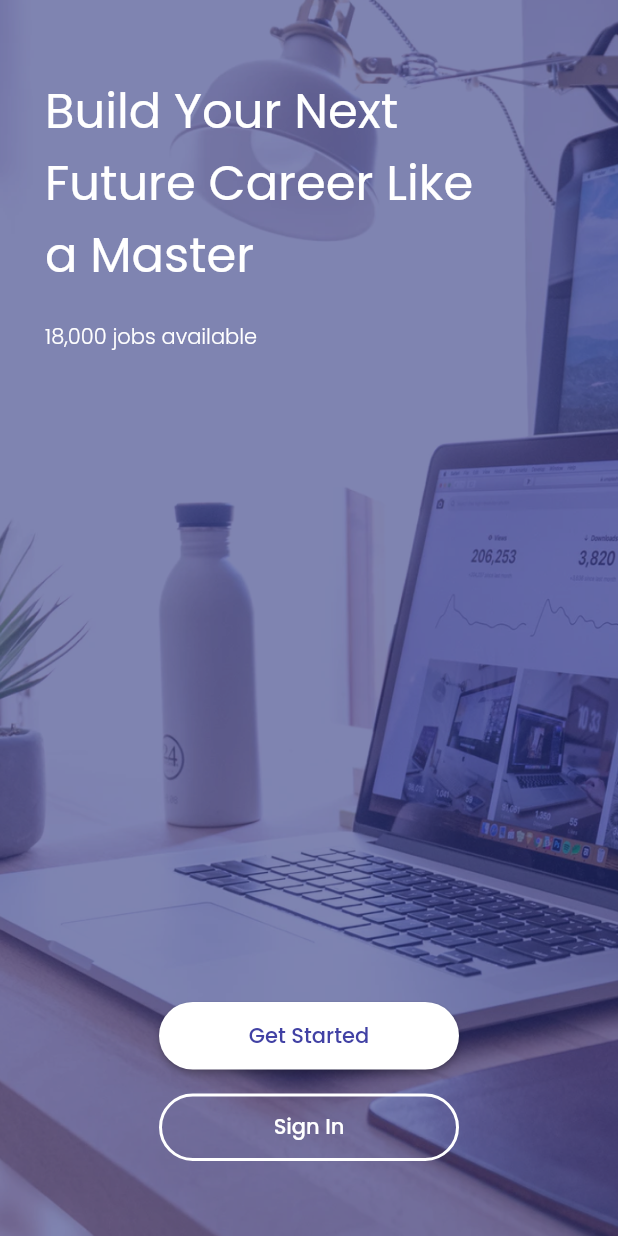
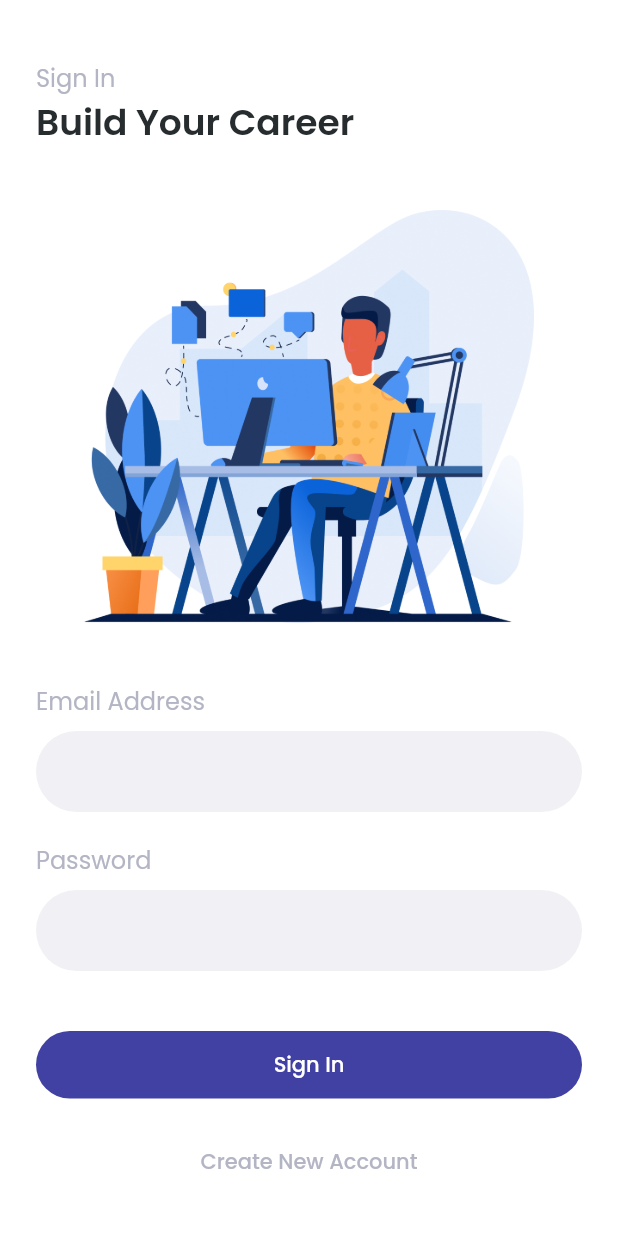
Before and after one commit to asrafilll/flutter_jobs_app, a Flutter app: the screen it shows after launch, after a tap on "Sign In", on a phone screen of 412 x 824 dp. Run offline on Flutter 3.47's test engine with Material 2 defaults, Android fonts, the phone set to English and light mode, and no system bars; our stand-ins replace google_fonts.

Commit message:
Add Register and SignIn Page, Create Reusable Widgets

```diff
--- a/lib/main.dart
+++ b/lib/main.dart
@@ -2,8 +2,10 @@ import 'package:flutter/material.dart';
 import 'package:google_fonts/google_fonts.dart';
 // import 'package:jobs_app/bmi_apps/height_provider.dart';
 // import 'package:jobs_app/bmi_apps/main.dart';
-import 'package:jobs_app/main_apps/sign_in_page.dart';
-import 'package:jobs_app/main_apps/splash_screen.dart';
+import 'package:jobs_app/main_apps/presentation/get_started_page.dart';
+import 'package:jobs_app/main_apps/presentation/register_page.dart';
+import 'package:jobs_app/main_apps/presentation/sign_in.dart';
+import 'package:jobs_app/main_apps/presentation/splash_screen.dart';
 // import 'package:jobs_app/bmi_apps/weight_provider.dart';
 // import 'package:jobs_app/gender_apps/gender_provider.dart';
 // import 'package:provider/provider.dart';
@@ -20,11 +22,14 @@ class MyApp extends StatelessWidget {
     return MaterialApp(
       debugShowCheckedModeBanner: false,
       theme: ThemeData(
+        scaffoldBackgroundColor: Colors.white,
         textTheme: GoogleFonts.poppinsTextTheme(),
       ),
       routes: {
         '/': (context) => const SplashScreen(),
+        '/get-started': (context) => const GetStartedPage(),
         '/sign-in': (context) => const SignInPage(),
+        '/register': (context) => const RegisterPage(),
       },
     );
   }
--- a/lib/main_apps/app_styles.dart
+++ b/lib/main_apps/app_styles.dart
@@ -2,4 +2,6 @@ import 'package:flutter/material.dart';
 
 class AppStyles {
   static const Color kPrimaryColor = Color(0XFF4141A4);
+  static const Color kGreyColor = Color(0XFFB3B5C4);
+  static const Color kBlackColor = Color(0XFF272C2F);
 }
--- /dev/null
+++ b/lib/main_apps/presentation/components/components.dart
@@ -0,0 +1,3 @@
+export 'custom_text_form_field.dart';
+export 'primary_button.dart';
+export 'text_button.dart';
--- /dev/null
+++ b/lib/main_apps/presentation/components/custom_text_form_field.dart
@@ -0,0 +1,45 @@
+import 'package:flutter/material.dart';
+import 'package:jobs_app/main_apps/app_styles.dart';
+
+class CustomTextFormField extends StatelessWidget {
+  const CustomTextFormField({
+    super.key,
+    required this.formTitle,
+  });
+
+  final String formTitle;
+
+  @override
+  Widget build(BuildContext context) {
+    return Column(
+      crossAxisAlignment: CrossAxisAlignment.start,
+      children: [
+        Text(
+          formTitle,
+          style: const TextStyle(
+            color: AppStyles.kGreyColor,
+            fontSize: 16,
+          ),
+        ),
+        const SizedBox(height: 8),
+        TextFormField(
+          decoration: InputDecoration(
+            isDense: true,
+            fillColor: const Color(0XFFF1F0F5),
+            filled: true,
+            border: OutlineInputBorder(
+              borderRadius: BorderRadius.circular(100),
+              borderSide: BorderSide.none,
+            ),
+            focusedBorder: OutlineInputBorder(
+              borderRadius: BorderRadius.circular(100),
+              borderSide: const BorderSide(
+                color: Color(0XFF4141A4),
+              ),
+            ),
+          ),
+        ),
+      ],
+    );
+  }
+}
--- /dev/null
+++ b/lib/main_apps/presentation/components/primary_button.dart
@@ -0,0 +1,36 @@
+import 'package:flutter/material.dart';
+import 'package:jobs_app/main_apps/app_styles.dart';
+
+class PrimaryButton extends StatelessWidget {
+  const PrimaryButton({
+    super.key,
+    this.width = double.infinity,
+    this.height = 45,
+    required this.title,
+    required this.onPressed,
+  });
+
+  final double width;
+  final double height;
+  final String title;
+  final Function()? onPressed;
+  @override
+  Widget build(BuildContext context) {
+    return SizedBox(
+      width: width,
+      height: height,
+      child: ElevatedButton(
+        style: ElevatedButton.styleFrom(
+          elevation: 0,
+          backgroundColor: AppStyles.kPrimaryColor,
+          foregroundColor: Colors.white,
+          shape: const StadiumBorder(),
+        ),
+        onPressed: onPressed,
+        child: Text(
+          title,
+        ),
+      ),
+    );
+  }
+}
--- /dev/null
+++ b/lib/main_apps/presentation/components/text_button.dart
@@ -0,0 +1,36 @@
+import 'package:flutter/material.dart';
+import 'package:jobs_app/main_apps/app_styles.dart';
+
+class CustomTextButton extends StatelessWidget {
+  const CustomTextButton({
+    super.key,
+    this.width = double.infinity,
+    this.height = 45,
+    required this.title,
+    required this.onPressed,
+  });
+
+  final double width;
+  final double height;
+  final String title;
+  final Function()? onPressed;
+  @override
+  Widget build(BuildContext context) {
+    return SizedBox(
+      width: width,
+      height: height,
+      child: ElevatedButton(
+        style: ElevatedButton.styleFrom(
+          elevation: 0,
+          backgroundColor: Colors.transparent,
+          foregroundColor: AppStyles.kGreyColor,
+          shape: const StadiumBorder(),
+        ),
+        onPressed: onPressed,
+        child: Text(
+          title,
+        ),
+      ),
+    );
+  }
+}
--- a/lib/main_apps/sign_in_page.dart
+++ b/lib/main_apps/presentation/get_started_page.dart
@@ -1,8 +1,8 @@
 import 'package:flutter/material.dart';
 import 'package:jobs_app/main_apps/app_styles.dart';
 
-class SignInPage extends StatelessWidget {
-  const SignInPage({super.key});
+class GetStartedPage extends StatelessWidget {
+  const GetStartedPage({super.key});
 
   @override
   Widget build(BuildContext context) {
@@ -55,7 +55,8 @@ class SignInPage extends StatelessWidget {
                             foregroundColor: AppStyles.kPrimaryColor,
                             shape: const StadiumBorder(),
                           ),
-                          onPressed: () {},
+                          onPressed: () =>
+                              Navigator.pushNamed(context, '/register'),
                           child: const Text(
                             'Get Started',
                           ),
@@ -76,7 +77,9 @@ class SignInPage extends StatelessWidget {
                               ),
                             ),
                           ),
-                          onPressed: () {},
+                          onPressed: () {
+                            Navigator.pushNamed(context, '/sign-in');
+                          },
                           child: const Text(
                             'Sign In',
                           ),
--- /dev/null
+++ b/lib/main_apps/presentation/sign_in.dart
@@ -0,0 +1,68 @@
+import 'package:flutter/material.dart';
+import 'package:jobs_app/main_apps/app_styles.dart';
+
+import 'components/components.dart';
+
+class SignInPage extends StatelessWidget {
+  const SignInPage({super.key});
+
+  @override
+  Widget build(BuildContext context) {
+    return Scaffold(
+      body: SingleChildScrollView(
+        controller: ScrollController(),
+        child: Padding(
+          padding: const EdgeInsets.symmetric(
+            horizontal: 24,
+            vertical: 40,
+          ),
+          child: Column(
+            crossAxisAlignment: CrossAxisAlignment.start,
+            children: [
+              const Text(
+                'Sign In',
+                style: TextStyle(
+                  color: AppStyles.kGreyColor,
+                  fontSize: 16,
+                ),
+              ),
+              const Text(
+                'Build Your Career',
+                style: TextStyle(
+                  color: AppStyles.kBlackColor,
+                  fontWeight: FontWeight.w600,
+                  fontSize: 24,
+                ),
+              ),
+              const SizedBox(height: 40),
+              Center(
+                child: Image.asset(
+                  'assets/work.png',
+                  width: 300,
+                ),
+              ),
+              const SizedBox(height: 40),
+              const CustomTextFormField(
+                formTitle: 'Email Address',
+              ),
+              const SizedBox(height: 20),
+              const CustomTextFormField(
+                formTitle: 'Password',
+              ),
+              const SizedBox(height: 40),
+              PrimaryButton(
+                onPressed: () {},
+                title: 'Sign In',
+              ),
+              const SizedBox(height: 20),
+              CustomTextButton(
+                onPressed: () => Navigator.pushNamed(context, '/register'),
+                title: 'Create New Account',
+              ),
+            ],
+          ),
+        ),
+      ),
+    );
+  }
+}
--- a/lib/main_apps/splash_screen.dart
+++ b/lib/main_apps/presentation/splash_screen.dart
@@ -13,7 +13,7 @@ class _SplashScreenState extends State<SplashScreen> {
   @override
   void initState() {
     Timer(const Duration(seconds: 3), () {
-      Navigator.pushReplacementNamed(context, '/sign-in');
+      Navigator.pushReplacementNamed(context, '/get-started');
     });
 
     super.initState();
```
Also changed, not shown: lib/main_apps/presentation/register_page.dart (added, +76 -0 lines).
